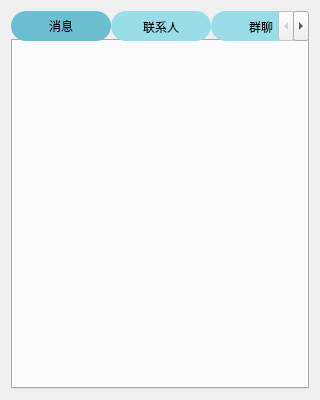
Before: the Qt Designer form informationwidget.ui in ShortFlier/MiniChat_client, drawn with Qt 5.
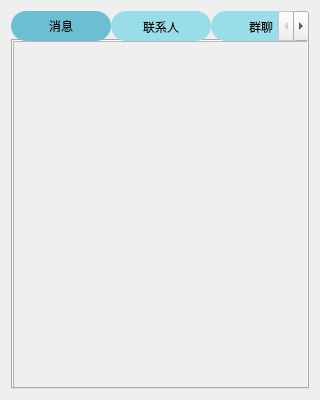
After: the same form once the commit is applied. The open tabs and pages were chosen to show the change.

What changed in the file:
```diff
--- a/informationwidget.ui
+++ b/informationwidget.ui
@@ -56,6 +56,29 @@
       <attribute name="title">
        <string>消息</string>
       </attribute>
+      <widget class="QScrollArea" name="infosr">
+       <property name="geometry">
+        <rect>
+         <x>0</x>
+         <y>0</y>
+         <width>301</width>
+         <height>351</height>
+        </rect>
+       </property>
+       <property name="widgetResizable">
+        <bool>true</bool>
+       </property>
+       <widget class="QWidget" name="scrollAreaWidgetContents">
+        <property name="geometry">
+         <rect>
+          <x>0</x>
+          <y>0</y>
+          <width>299</width>
+          <height>349</height>
+         </rect>
+        </property>
+       </widget>
+      </widget>
      </widget>
      <widget class="QWidget" name="friends">
       <attribute name="title">
```
Left out of the diff: 48 changed lines with no effect on the pictures.
